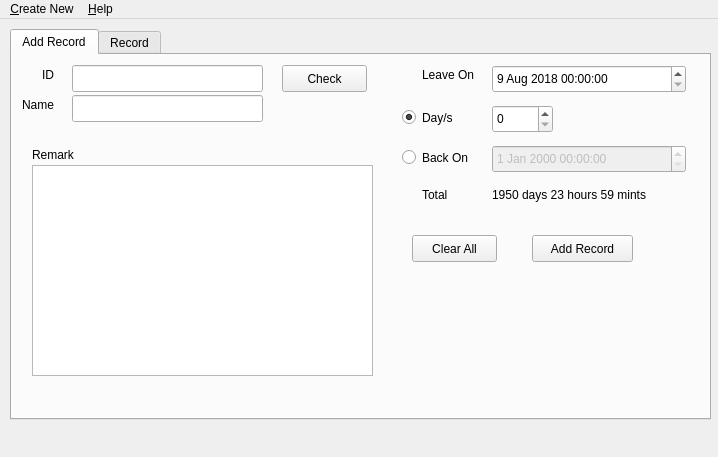
The window that mainwindow.ui (Weemy96/slms) describes before a commit, drawn with Qt 5.
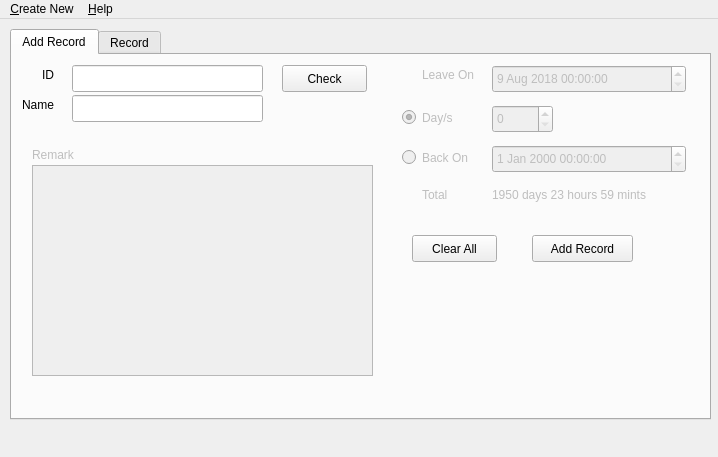
The same window after the commit.

```diff
--- a/mainwindow.ui
+++ b/mainwindow.ui
@@ -47,6 +47,9 @@
       </property>
      </widget>
      <widget class="QSpinBox" name="txt_day_num_box">
+      <property name="enabled">
+       <bool>false</bool>
+      </property>
       <property name="geometry">
        <rect>
         <x>480</x>
@@ -65,7 +68,10 @@
        <number>0</number>
       </property>
      </widget>
-     <widget class="QLabel" name="label_3">
+     <widget class="QLabel" name="lbl_leave_on">
+      <property name="enabled">
+       <bool>false</bool>
+      </property>
       <property name="geometry">
        <rect>
         <x>410</x>
@@ -92,6 +98,9 @@
       </property>
      </widget>
      <widget class="QDateTimeEdit" name="txt_leave_datetime_box">
+      <property name="enabled">
+       <bool>false</bool>
+      </property>
       <property name="geometry">
        <rect>
         <x>480</x>
@@ -133,7 +142,7 @@
      </widget>
      <widget class="QPlainTextEdit" name="txt_remark">
       <property name="enabled">
-       <bool>true</bool>
+       <bool>false</bool>
       </property>
       <property name="geometry">
        <rect>
@@ -144,7 +153,10 @@
        </rect>
       </property>
      </widget>
-     <widget class="QLabel" name="label_7">
+     <widget class="QLabel" name="lbl_remark">
+      <property name="enabled">
+       <bool>false</bool>
+      </property>
       <property name="geometry">
        <rect>
         <x>20</x>
@@ -186,7 +198,7 @@
        <string>Add Record</string>
       </property>
      </widget>
-     <widget class="QPushButton" name="pushButton_6">
+     <widget class="QPushButton" name="btn_check">
       <property name="geometry">
        <rect>
         <x>270</x>
@@ -200,6 +212,9 @@
       </property>
      </widget>
      <widget class="QRadioButton" name="rb_days">
+      <property name="enabled">
+       <bool>false</bool>
+      </property>
       <property name="geometry">
        <rect>
         <x>390</x>
@@ -216,6 +231,9 @@
       </property>
      </widget>
      <widget class="QRadioButton" name="rb_backon">
+      <property name="enabled">
+       <bool>false</bool>
+      </property>
       <property name="geometry">
        <rect>
         <x>390</x>
@@ -241,7 +259,10 @@
        </rect>
       </property>
      </widget>
-     <widget class="QLabel" name="label_4">
+     <widget class="QLabel" name="lbl_total">
+      <property name="enabled">
+       <bool>false</bool>
+      </property>
       <property name="geometry">
        <rect>
         <x>410</x>
@@ -255,6 +276,9 @@
       </property>
      </widget>
      <widget class="QLabel" name="lbl_total_count">
+      <property name="enabled">
+       <bool>false</bool>
+      </property>
       <property name="geometry">
        <rect>
         <x>480</x>
```
